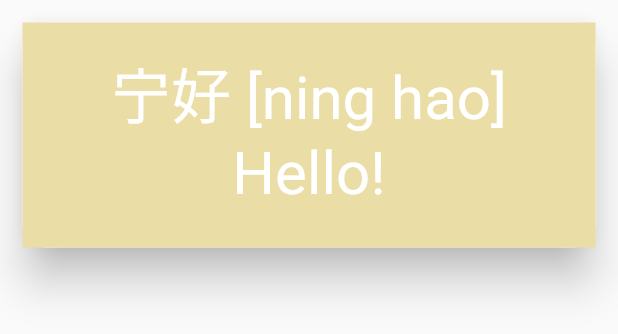
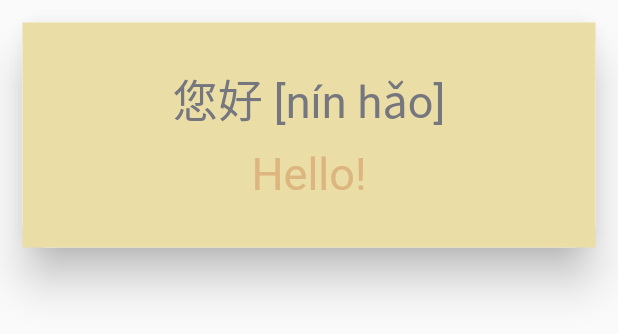
Before and after one commit to yichen14/speechMorph, a Flutter app: the CardSection widget shown alone on an empty page, opened directly, on a phone screen of 412 x 824 dp. Shown: the top 334 px of the screen. Run offline on Flutter 3.47's test engine with Material 2 defaults, Android fonts, the phone set to English and light mode, and no system bars; our stand-ins replace audioplayers, flutter_screenutil.

Commit message:
adjust sample page padding

```diff
--- a/lib/sample_card.dart
+++ b/lib/sample_card.dart
@@ -50,10 +50,26 @@ class CardSection extends StatelessWidget {
           child: Column(
             children: <Widget>[
               new Container(
-                height:ScreenUtil.getInstance().setHeight(50),
+                height:ScreenUtil.getInstance().setHeight(80),
               ),
-              TextSection(ch,40),
-              TextSection(eng,40)
+              Text(
+                ch,
+                style: TextStyle(
+                  fontSize: 30,
+                  color: Color((0xFF75767E)),
+                ),
+              ),
+              //TextSection(ch,40),
+              new Container(
+                height:ScreenUtil.getInstance().setHeight(30),
+              ),
+              Text(
+                eng,
+                style: TextStyle(
+                  fontSize: 30,
+                  color: Color((0xFFDDB57E)),
+                ),
+              ),
             ],
           ),
         ),
--- a/lib/sample_page.dart
+++ b/lib/sample_page.dart
@@ -40,9 +40,9 @@ class SamplePage extends StatelessWidget{
                 new Container(
                   height:ScreenUtil.getInstance().setHeight(40),
                 ),
-                CardSection("宁好 [ning hao]","Hello!",'https://www.soundhelix.com/examples/mp3/SoundHelix-Song-1.mp3'),
-                CardSection("吃了吗 [chi le ma]","Do u eat the dinner?",'https://www.soundhelix.com/examples/mp3/SoundHelix-Song-1.mp3'),
-                CardSection("晚安 [wan an]","Goodnight",'https://www.soundhelix.com/examples/mp3/SoundHelix-Song-1.mp3'),
+                CardSection("您好 [nín hǎo]","Hello!",'https://www.soundhelix.com/examples/mp3/SoundHelix-Song-1.mp3'),
+                CardSection("吃了吗 [chī le ma]","Do u eat the dinner?",'https://www.soundhelix.com/examples/mp3/SoundHelix-Song-1.mp3'),
+                CardSection("晚安 [wǎn ān]","Goodnight",'https://www.soundhelix.com/examples/mp3/SoundHelix-Song-1.mp3'),
               ],
             ),
           ],
```
